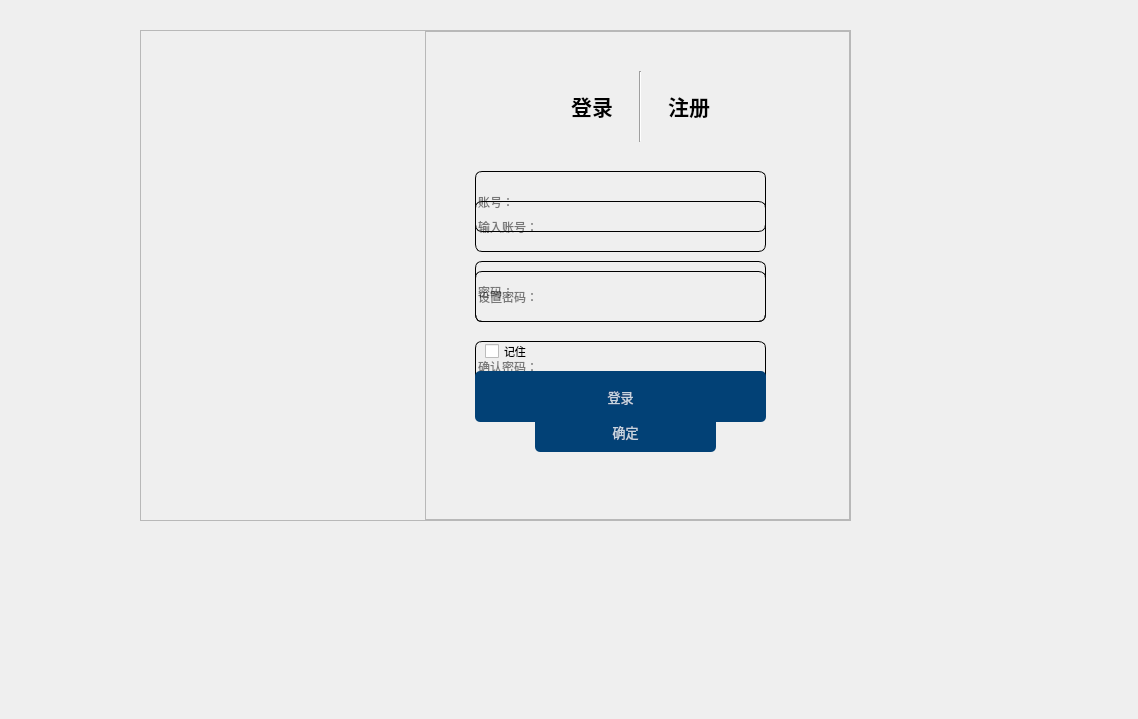
This is login.ui in huhao-spec/baopo as Qt 5 draws it before an edit. The edited form follows.
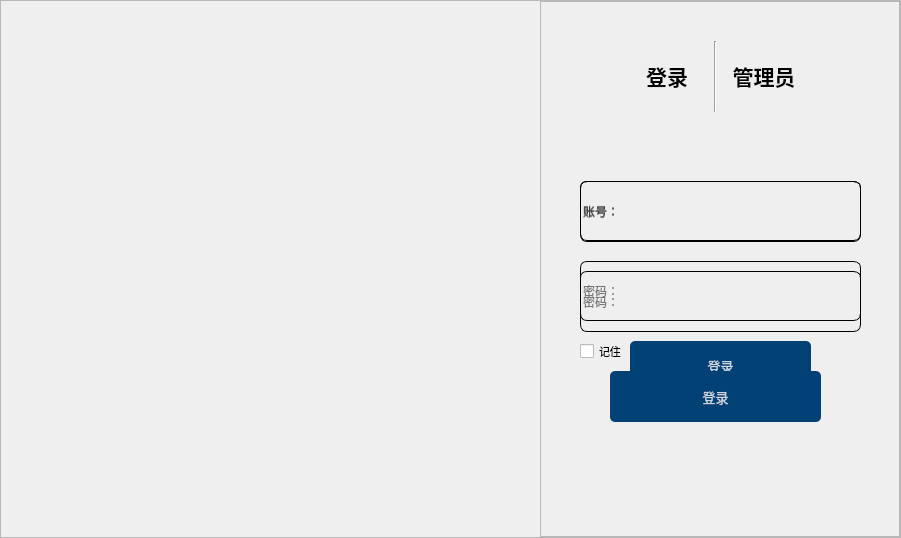
This is the edited form. Icons and pictures are not drawn.

Diff of the .ui file:
```diff
--- a/login.ui
+++ b/login.ui
@@ -6,8 +6,8 @@
    <rect>
     <x>0</x>
     <y>0</y>
-    <width>1138</width>
-    <height>719</height>
+       <width>901</width>
+       <height>538</height>
    </rect>
   </property>
   <property name="font">
@@ -19,22 +19,31 @@
    <string>MainWindow</string>
   </property>
   <widget class="QWidget" name="centralwidget">
+         <layout class="QHBoxLayout" name="horizontalLayout_4">
+             <property name="spacing">
+                 <number>0</number>
+             </property>
+             <property name="leftMargin">
+                 <number>0</number>
+             </property>
+             <property name="topMargin">
+                 <number>0</number>
+             </property>
+             <property name="rightMargin">
+                 <number>0</number>
+             </property>
+             <property name="bottomMargin">
+                 <number>0</number>
+             </property>
+             <item>
    <widget class="QFrame" name="frame">
-    <property name="geometry">
-     <rect>
-      <x>140</x>
-      <y>30</y>
-      <width>711</width>
-      <height>491</height>
-     </rect>
-    </property>
     <property name="frameShape">
      <enum>QFrame::StyledPanel</enum>
     </property>
     <property name="frameShadow">
      <enum>QFrame::Raised</enum>
     </property>
-    <layout class="QHBoxLayout" name="horizontalLayout_3" stretch="4,6">
+                     <layout class="QHBoxLayout" name="horizontalLayout_3" stretch="6,4">
      <property name="spacing">
       <number>0</number>
      </property>
@@ -75,8 +84,8 @@
          <rect>
           <x>0</x>
           <y>0</y>
-          <width>425</width>
-          <height>489</height>
+                                             <width>361</width>
+                                             <height>541</height>
          </rect>
         </property>
         <property name="styleSheet">
@@ -94,7 +103,7 @@
        <widget class="QWidget" name="widget" native="true">
         <property name="geometry">
          <rect>
-          <x>120</x>
+                                             <x>80</x>
           <y>40</y>
           <width>191</width>
           <height>71</height>
@@ -151,7 +160,7 @@
 }</string>
            </property>
            <property name="text">
-            <string>注册</string>
+                                                     <string>管理员</string>
            </property>
           </widget>
          </item>
@@ -160,7 +169,7 @@
        <widget class="QWidget" name="widget_3" native="true">
         <property name="geometry">
          <rect>
-          <x>360</x>
+                                             <x>290</x>
           <y>0</y>
           <width>61</width>
           <height>41</height>
@@ -216,45 +225,21 @@
         <property name="geometry">
          <rect>
           <x>30</x>
-          <y>140</y>
-          <width>341</width>
-          <height>311</height>
+                                             <y>110</y>
+                                             <width>301</width>
+                                             <height>331</height>
          </rect>
         </property>
         <property name="styleSheet">
          <string notr="true"/>
         </property>
-        <widget class="QLineEdit" name="lineEdit_3">
-         <property name="geometry">
-          <rect>
-           <x>20</x>
-           <y>30</y>
-           <width>291</width>
-           <height>51</height>
-          </rect>
-         </property>
-         <property name="font">
-          <font>
-           <pointsize>9</pointsize>
-          </font>
-         </property>
-         <property name="styleSheet">
-          <string notr="true">background-color: rgba(0, 0, 0,0);
-border:1px solid rgba(0,0,0,0);
-border-radius:7px;
-border-color: rgb(0, 0, 0);</string>
-         </property>
-         <property name="placeholderText">
-          <string>输入账号：</string>
-         </property>
-        </widget>
         <widget class="QLineEdit" name="lineEdit_4">
          <property name="geometry">
           <rect>
-           <x>20</x>
-           <y>100</y>
-           <width>291</width>
-           <height>51</height>
+                                                 <x>10</x>
+                                                 <y>70</y>
+                                                 <width>281</width>
+                                                 <height>60</height>
           </rect>
          </property>
          <property name="font">
@@ -272,16 +257,16 @@
           <enum>QLineEdit::Normal</enum>
          </property>
          <property name="placeholderText">
-          <string>设置密码：</string>
+                                             <string>账号：</string>
          </property>
         </widget>
         <widget class="QLineEdit" name="lineEdit_5">
          <property name="geometry">
           <rect>
-           <x>20</x>
-           <y>170</y>
-           <width>291</width>
-           <height>51</height>
+                                                 <x>10</x>
+                                                 <y>150</y>
+                                                 <width>281</width>
+                                                 <height>60</height>
           </rect>
          </property>
          <property name="font">
@@ -296,16 +281,16 @@
 border-color: rgb(0, 0, 0);</string>
          </property>
          <property name="placeholderText">
-          <string>确认密码：</string>
+                                             <string>密码：</string>
          </property>
         </widget>
         <widget class="QPushButton" name="pushButton_6">
          <property name="geometry">
           <rect>
-           <x>80</x>
-           <y>240</y>
+                                                 <x>60</x>
+                                                 <y>230</y>
            <width>181</width>
-           <height>41</height>
+                                                 <height>50</height>
           </rect>
          </property>
          <property name="styleSheet">
@@ -326,25 +311,25 @@
 }</string>
          </property>
          <property name="text">
-          <string>确定</string>
+                                             <string>登录</string>
          </property>
         </widget>
        </widget>
        <widget class="QWidget" name="widget_2" native="true">
         <property name="geometry">
          <rect>
-          <x>30</x>
-          <y>120</y>
-          <width>341</width>
-          <height>291</height>
+                                             <x>20</x>
+                                             <y>140</y>
+                                             <width>321</width>
+                                             <height>301</height>
          </rect>
         </property>
         <widget class="QLineEdit" name="lineEdit">
          <property name="geometry">
           <rect>
            <x>20</x>
-           <y>20</y>
-           <width>291</width>
+                                                 <y>40</y>
+                                                 <width>281</width>
            <height>61</height>
           </rect>
          </property>
@@ -367,8 +352,8 @@
          <property name="geometry">
           <rect>
            <x>20</x>
-           <y>110</y>
-           <width>291</width>
+                                                 <y>130</y>
+                                                 <width>281</width>
            <height>61</height>
           </rect>
          </property>
@@ -393,9 +378,9 @@
         <widget class="QPushButton" name="pushButton_3">
          <property name="geometry">
           <rect>
-           <x>20</x>
-           <y>220</y>
-           <width>291</width>
+                                                 <x>50</x>
+                                                 <y>230</y>
+                                                 <width>211</width>
            <height>51</height>
           </rect>
          </property>
@@ -423,8 +408,8 @@
         <widget class="QCheckBox" name="checkBox">
          <property name="geometry">
           <rect>
-           <x>30</x>
-           <y>190</y>
+                                                 <x>20</x>
+                                                 <y>200</y>
            <width>71</width>
            <height>21</height>
           </rect>
@@ -443,6 +428,8 @@
      </item>
     </layout>
    </widget>
+             </item>
+         </layout>
   </widget>
  </widget>
  <resources>
```
Left out of the diff: 154 changed lines with no effect on the pictures. Lines whose indentation alone changed are shown as unchanged.
